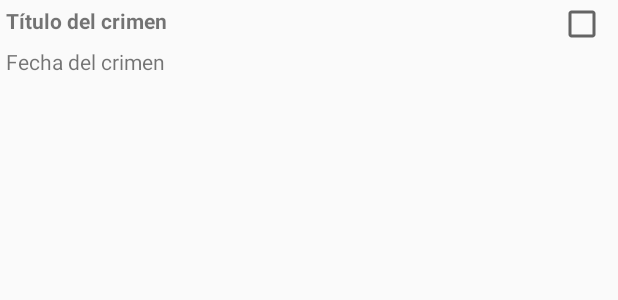
After one commit to Verenice-Ceballos/CriminalIntent, an Android app: the layout list_item_crime.xml on its own in the app's theme, with its tools: preview values and no code run, on a phone screen of 412 x 824 dp. The commit adds this screen. Shown: the top 300 px of the screen. Run offline under Robolectric (Android 15) with nearby library versions, the phone set to English and light mode, and no system bars.

Commit message:
Muestra una lista personalizada de crímenes

```diff
--- /dev/null
+++ b/app/src/main/res/layout/list_item_crime.xml
@@ -0,0 +1,32 @@
+<?xml version="1.0" encoding="utf-8"?>
+<RelativeLayout xmlns:android="http://schemas.android.com/apk/res/android"
+    android:layout_width="match_parent"
+    android:layout_height="wrap_content"
+    xmlns:tools="http://schemas.android.com/tools">
+
+    <CheckBox
+        android:layout_width="wrap_content"
+        android:layout_height="wrap_content"
+        android:id="@+id/list_item_crime_solved_check_box"
+        android:padding="4dp"
+        android:layout_alignParentEnd="true"/>
+
+    <TextView
+        android:id="@+id/list_item_crime_title_text_view"
+        android:layout_width="match_parent"
+        android:layout_height="wrap_content"
+        android:textStyle="bold"
+        android:padding="4dp"
+        android:layout_toStartOf="@id/list_item_crime_solved_check_box"
+        tools:text="Título del crimen"/>
+
+    <TextView
+        android:id="@+id/list_item_crime_date_text_view"
+        android:layout_width="match_parent"
+        android:layout_height="wrap_content"
+        android:padding="4dp"
+        android:layout_toStartOf="@id/list_item_crime_solved_check_box"
+        android:layout_below="@id/list_item_crime_title_text_view"
+        tools:text="Fecha del crimen"/>
+
+</RelativeLayout>
```
Also changed, not shown: app/src/main/java/com/vereniceceballos/android/fragments/CrimeListFragment.java (+18 -4 lines), 1 other file.
